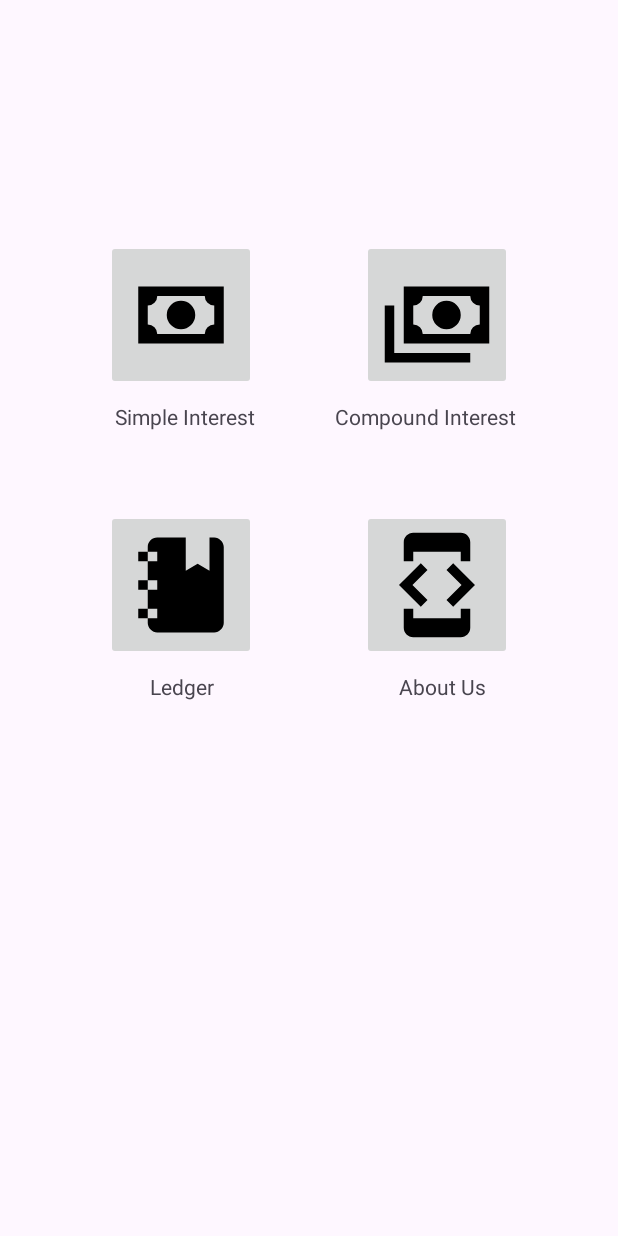
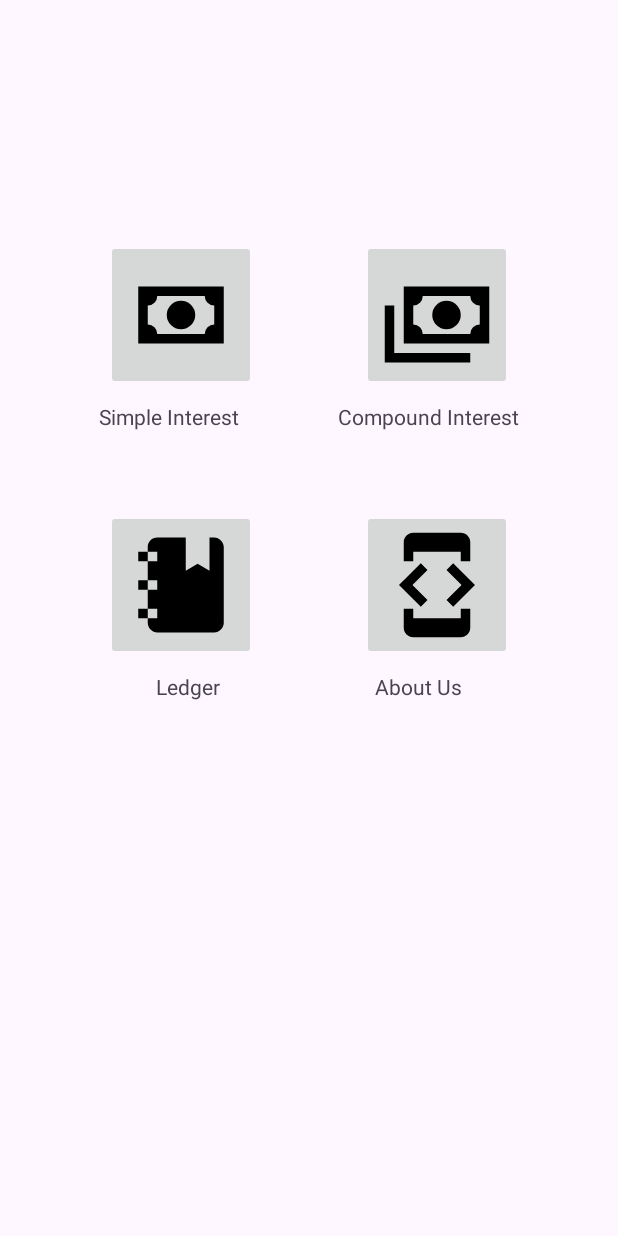
Before and after one commit to carbon-ahs/android_Karbari, an Android app: the screen it shows after launch (MainActivity), on a phone screen of 412 x 824 dp. Run offline under Robolectric (Android 15) with nearby library versions, the phone set to English and light mode, and no system bars.

```diff
--- a/app/src/main/AndroidManifest.xml
+++ b/app/src/main/AndroidManifest.xml
@@ -14,7 +14,10 @@
         tools:targetApi="31">
         <activity
             android:name=".SimpleInterestActivity"
-            android:exported="false" />
+            android:exported="true" >
+
+
+        </activity>
         <activity
             android:name=".MainActivity"
             android:exported="true">
--- a/app/src/main/java/com/axiagroups/karbari/SimpleInterestActivity.java
+++ b/app/src/main/java/com/axiagroups/karbari/SimpleInterestActivity.java
@@ -20,5 +20,7 @@ public class SimpleInterestActivity extends AppCompatActivity {
             v.setPadding(systemBars.left, systemBars.top, systemBars.right, systemBars.bottom);
             return insets;
         });
+
+
     }
 }
--- a/app/src/main/res/layout/activity_main.xml
+++ b/app/src/main/res/layout/activity_main.xml
@@ -25,9 +25,8 @@
         android:layout_height="wrap_content"
         android:layout_marginTop="8dp"
         android:text="@string/simple_interest_tv_text"
-        app:layout_constraintEnd_toEndOf="parent"
         app:layout_constraintEnd_toStartOf="@+id/textView2"
-        app:layout_constraintHorizontal_bias="0.59"
+        app:layout_constraintHorizontal_bias="0.5"
         app:layout_constraintStart_toStartOf="parent"
         app:layout_constraintTop_toBottomOf="@+id/simpleInterestBtn" />
 
@@ -48,9 +47,10 @@
         android:layout_width="wrap_content"
         android:layout_height="wrap_content"
         android:layout_marginTop="8dp"
-        android:layout_marginEnd="68dp"
         android:text="@string/compound_interest_tv_text"
         app:layout_constraintEnd_toEndOf="parent"
+        app:layout_constraintHorizontal_bias="0.5"
+        app:layout_constraintStart_toEndOf="@+id/textView"
         app:layout_constraintTop_toBottomOf="@+id/compoundInterestBtn" />
 
     <ImageButton
@@ -65,6 +65,17 @@
         app:layout_constraintTop_toBottomOf="@+id/simpleInterestBtn"
         app:srcCompat="@drawable/notebook" />
 
+    <TextView
+        android:id="@+id/textView3"
+        android:layout_width="wrap_content"
+        android:layout_height="wrap_content"
+        android:layout_marginTop="8dp"
+        android:text="@string/ledger_tv_text"
+        app:layout_constraintEnd_toStartOf="@+id/textView4"
+        app:layout_constraintHorizontal_bias="0.5"
+        app:layout_constraintStart_toStartOf="parent"
+        app:layout_constraintTop_toBottomOf="@+id/ledgerBtn" />
+
     <ImageButton
         android:id="@+id/aboutBtn"
         android:layout_width="100dp"
@@ -78,22 +89,14 @@
         app:srcCompat="@drawable/twotone_developer_mode_24" />
 
     <TextView
-        android:id="@+id/textView3"
-        android:layout_width="wrap_content"
-        android:layout_height="wrap_content"
-        android:layout_marginStart="100dp"
-        android:layout_marginTop="8dp"
-        android:text="@string/ledger_tv_text"
-        app:layout_constraintStart_toStartOf="parent"
-        app:layout_constraintTop_toBottomOf="@+id/ledgerBtn" />
-
-    <TextView
         android:id="@+id/textView4"
         android:layout_width="wrap_content"
         android:layout_height="wrap_content"
         android:layout_marginTop="8dp"
-        android:layout_marginEnd="88dp"
         android:text="@string/about_tv_text"
         app:layout_constraintEnd_toEndOf="parent"
+        app:layout_constraintHorizontal_bias="0.5"
+        app:layout_constraintStart_toEndOf="@+id/textView3"
         app:layout_constraintTop_toBottomOf="@+id/aboutBtn" />
+
 </androidx.constraintlayout.widget.ConstraintLayout>
```
Also changed, not shown: app/build.gradle (+12 -0 lines), app/src/main/java/com/axiagroups/karbari/data/ContactDao.java (added, +25 -0 lines), app/src/main/java/com/axiagroups/karbari/data/ContactRepository.java (added, +31 -0 lines), app/src/main/java/com/axiagroups/karbari/model/Contact.java (added, +45 -0 lines), app/src/main/java/com/axiagroups/karbari/util/ContactRoomDatabase.java (added, +52 -0 lines).
